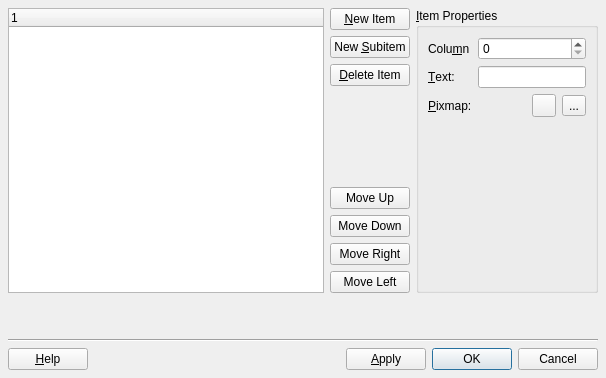
Qt form tools/designer/src/components/taskmenu/treewidgeteditor.ui (arnt/qt-history2) before a commit.
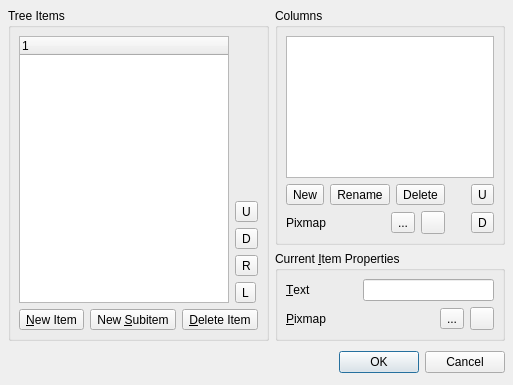
The same form after that commit.

Commit message:
Fixes:    Editor for QTreeWidget added Task:     78176
[git-p4: depot-paths = "//depot/qt/main/": change = 194691]

Diff of the .ui file:
```diff
--- a/tools/designer/src/components/taskmenu/treewidgeteditor.ui
+++ b/tools/designer/src/components/taskmenu/treewidgeteditor.ui
@@ -19,8 +19,8 @@
    <rect>
     <x>0</x>
     <y>0</y>
-    <width>606</width>
-    <height>378</height>
+    <width>491</width>
+    <height>385</height>
    </rect>
   </property>
   <property name="windowTitle" >
@@ -33,183 +33,318 @@
    <property name="spacing" >
     <number>6</number>
    </property>
+   <item rowspan="2" row="0" column="0" >
+    <widget class="QGroupBox" name="itemsBox" >
+     <property name="title" >
+      <string>Tree Items</string>
+     </property>
+     <layout class="QGridLayout" >
+      <property name="margin" >
+       <number>8</number>
+      </property>
+      <property name="spacing" >
+       <number>6</number>
+      </property>
+      <item row="0" column="1" >
+       <layout class="QVBoxLayout" >
+        <property name="margin" >
+         <number>0</number>
+        </property>
+        <property name="spacing" >
+         <number>6</number>
+        </property>
+        <item>
+         <spacer>
+          <property name="orientation" >
+           <enum>Qt::Vertical</enum>
+          </property>
+          <property name="sizeHint" >
+           <size>
+            <width>20</width>
+            <height>111</height>
+           </size>
+          </property>
+         </spacer>
+        </item>
+        <item>
+         <widget class="QToolButton" name="moveItemUpButton" >
+          <property name="text" >
+           <string>U</string>
+          </property>
+         </widget>
+        </item>
+        <item>
+         <widget class="QToolButton" name="moveItemDownButton" >
+          <property name="text" >
+           <string>D</string>
+          </property>
+         </widget>
+        </item>
+        <item>
+         <widget class="QToolButton" name="moveItemRightButton" >
+          <property name="text" >
+           <string>R</string>
+          </property>
+         </widget>
+        </item>
+        <item>
+         <widget class="QToolButton" name="moveItemLeftButton" >
+          <property name="text" >
+           <string>L</string>
+          </property>
+         </widget>
+        </item>
+       </layout>
+      </item>
+      <item row="0" column="0" >
+       <widget class="QTreeWidget" name="treeWidget" >
+        <property name="focusPolicy" >
+         <enum>Qt::TabFocus</enum>
+        </property>
+       </widget>
+      </item>
+      <item row="1" column="0" colspan="2" >
+       <layout class="QHBoxLayout" >
+        <property name="margin" >
+         <number>0</number>
+        </property>
+        <property name="spacing" >
+         <number>6</number>
+        </property>
+        <item>
+         <widget class="QToolButton" name="newItemButton" >
+          <property name="text" >
+           <string>&amp;New Item</string>
+          </property>
+         </widget>
+        </item>
+        <item>
+         <widget class="QToolButton" name="newSubItemButton" >
+          <property name="text" >
+           <string>New &amp;Subitem</string>
+          </property>
+         </widget>
+        </item>
+        <item>
+         <widget class="QToolButton" name="deleteItemButton" >
+          <property name="text" >
+           <string>&amp;Delete Item</string>
+          </property>
+         </widget>
+        </item>
+        <item>
+         <spacer>
+          <property name="orientation" >
+           <enum>Qt::Horizontal</enum>
+          </property>
+          <property name="sizeHint" >
+           <size>
+            <width>40</width>
+            <height>20</height>
+           </size>
+          </property>
+         </spacer>
+        </item>
+       </layout>
+      </item>
+     </layout>
+    </widget>
+   </item>
    <item row="0" column="1" >
     <widget class="QGroupBox" name="groupBox" >
      <property name="title" >
-      <string>&amp;Item Properties</string>
+      <string>Columns</string>
+     </property>
+     <layout class="QVBoxLayout" >
+      <property name="margin" >
+       <number>8</number>
+      </property>
+      <property name="spacing" >
+       <number>6</number>
+      </property>
+      <item>
+       <widget class="QListWidget" name="listWidget" >
+        <property name="sizePolicy" >
+         <sizepolicy>
+          <hsizetype>5</hsizetype>
+          <vsizetype>7</vsizetype>
+          <horstretch>0</horstretch>
+          <verstretch>0</verstretch>
+         </sizepolicy>
+        </property>
+       </widget>
+      </item>
+      <item>
+       <layout class="QHBoxLayout" >
+        <property name="margin" >
+         <number>0</number>
+        </property>
+        <property name="spacing" >
+         <number>6</number>
+        </property>
+        <item>
+         <widget class="QToolButton" name="newColumnButton" >
+          <property name="text" >
+           <string>New</string>
+          </property>
+         </widget>
+        </item>
+        <item>
+         <widget class="QToolButton" name="renameColumnButton" >
+          <property name="text" >
+           <string>Rename</string>
+          </property>
+         </widget>
+        </item>
+        <item>
+         <widget class="QToolButton" name="deleteColumnButton" >
+          <property name="text" >
+           <string>Delete</string>
+          </property>
+         </widget>
+        </item>
+        <item>
+         <spacer>
+          <property name="orientation" >
+           <enum>Qt::Horizontal</enum>
+          </property>
+          <property name="sizeType" >
+           <enum>QSizePolicy::Fixed</enum>
+          </property>
+          <property name="sizeHint" >
+           <size>
+            <width>20</width>
+            <height>10</height>
+           </size>
+          </property>
+         </spacer>
+        </item>
+        <item>
+         <widget class="QToolButton" name="moveColumnUpButton" >
+          <property name="text" >
+           <string>U</string>
+          </property>
+         </widget>
+        </item>
+       </layout>
+      </item>
+      <item>
+       <layout class="QHBoxLayout" >
+        <property name="margin" >
+         <number>0</number>
+        </property>
+        <property name="spacing" >
+         <number>6</number>
+        </property>
+        <item>
+         <widget class="QLabel" name="pixmapColumnLabel" >
+          <property name="text" >
+           <string>Pixmap</string>
+          </property>
+         </widget>
+        </item>
+        <item>
+         <widget class="QToolButton" name="previewPixmapColumnButton" >
+          <property name="text" >
+           <string>...</string>
+          </property>
+         </widget>
+        </item>
+        <item>
+         <widget class="QToolButton" name="deletePixmapColumnButton" >
+          <property name="text" >
+           <string/>
+          </property>
+         </widget>
+        </item>
+        <item>
+         <spacer>
+          <property name="orientation" >
+           <enum>Qt::Horizontal</enum>
+          </property>
+          <property name="sizeType" >
+           <enum>QSizePolicy::Fixed</enum>
+          </property>
+          <property name="sizeHint" >
+           <size>
+            <width>20</width>
+            <height>10</height>
+           </size>
+          </property>
+         </spacer>
+        </item>
+        <item>
+         <widget class="QToolButton" name="moveColumnDownButton" >
+          <property name="text" >
+           <string>D</string>
+          </property>
+         </widget>
+        </item>
+       </layout>
+      </item>
+     </layout>
+    </widget>
+   </item>
+   <item row="1" column="1" >
+    <widget class="QGroupBox" name="currentItemBox" >
+     <property name="title" >
+      <string>Current &amp;Item Properties</string>
      </property>
      <layout class="QGridLayout" >
       <property name="margin" >
-       <number>9</number>
+       <number>8</number>
       </property>
       <property name="spacing" >
        <number>6</number>
       </property>
-      <item row="2" column="1" >
-       <widget class="QLabel" name="label_2_2" >
-        <property name="text" >
-         <string/>
-        </property>
-       </widget>
-      </item>
-      <item row="3" column="0" >
-       <spacer>
-        <property name="orientation" >
-         <enum>Qt::Vertical</enum>
-        </property>
-        <property name="sizeHint" >
-         <size>
-          <width>20</width>
-          <height>40</height>
-         </size>
-        </property>
-       </spacer>
-      </item>
-      <item row="2" column="2" >
-       <widget class="QToolButton" name="previewButton" >
-        <property name="text" >
-         <string/>
-        </property>
-       </widget>
-      </item>
       <item row="0" column="0" >
-       <widget class="QLabel" name="label_3" >
-        <property name="text" >
-         <string>Colu&amp;mn</string>
-        </property>
-        <property name="buddy" >
-         <cstring>columnsSpinBox</cstring>
-        </property>
-       </widget>
-      </item>
-      <item row="1" column="0" >
        <widget class="QLabel" name="label" >
         <property name="text" >
-         <string>&amp;Text:</string>
+         <string>&amp;Text</string>
         </property>
         <property name="buddy" >
          <cstring>itemTextLineEdit</cstring>
         </property>
        </widget>
       </item>
-      <item row="2" column="3" >
-       <widget class="QToolButton" name="browseButton" >
-        <property name="text" >
-         <string>...</string>
-        </property>
-       </widget>
-      </item>
-      <item row="2" column="0" >
+      <item row="1" column="0" >
        <widget class="QLabel" name="label_2" >
         <property name="text" >
-         <string>&amp;Pixmap:</string>
+         <string>&amp;Pixmap</string>
         </property>
         <property name="buddy" >
-         <cstring>browseButton</cstring>
+         <cstring>previewPixmapItemButton</cstring>
+        </property>
+       </widget>
+      </item>
+      <item row="1" column="1" >
+       <widget class="QLabel" name="label_2_2" >
+        <property name="text" >
+         <string/>
+        </property>
+       </widget>
+      </item>
+      <item row="1" column="2" >
+       <widget class="QToolButton" name="previewPixmapItemButton" >
+        <property name="text" >
+         <string>...</string>
+        </property>
+       </widget>
+      </item>
+      <item row="1" column="3" >
+       <widget class="QToolButton" name="deletePixmapItemButton" >
+        <property name="text" >
+         <string/>
         </property>
        </widget>
       </item>
       <item row="0" column="1" colspan="3" >
-       <widget class="QSpinBox" name="columnsSpinBox" />
-      </item>
-      <item row="1" column="1" colspan="3" >
        <widget class="QLineEdit" name="itemTextLineEdit" />
       </item>
      </layout>
     </widget>
    </item>
-   <item row="0" column="0" >
-    <layout class="QGridLayout" >
-     <property name="margin" >
-      <number>0</number>
-     </property>
-     <property name="spacing" >
-      <number>6</number>
-     </property>
-     <item row="7" column="1" >
-      <widget class="QPushButton" name="moveItemLeftButton" >
-       <property name="text" >
-        <string>Move Left</string>
-       </property>
-      </widget>
-     </item>
-     <item row="5" column="1" >
-      <widget class="QPushButton" name="moveItemDownButton" >
-       <property name="text" >
-        <string>Move Down</string>
-       </property>
-      </widget>
-     </item>
-     <item row="2" column="1" >
-      <widget class="QPushButton" name="delteItemButton" >
-       <property name="text" >
-        <string>&amp;Delete Item</string>
-       </property>
-      </widget>
-     </item>
-     <item row="0" column="1" >
-      <widget class="QPushButton" name="newItemButton" >
-       <property name="text" >
-        <string>&amp;New Item</string>
-       </property>
-      </widget>
-     </item>
-     <item row="6" column="1" >
-      <widget class="QPushButton" name="moveItemRighttButton" >
-       <property name="text" >
-        <string>Move Right</string>
-       </property>
-      </widget>
-     </item>
-     <item row="4" column="1" >
-      <widget class="QPushButton" name="moveItemUpButton" >
-       <property name="text" >
-        <string>Move Up</string>
-       </property>
-      </widget>
-     </item>
-     <item row="3" column="1" >
-      <spacer>
-       <property name="orientation" >
-        <enum>Qt::Vertical</enum>
-       </property>
-       <property name="sizeHint" >
-        <size>
-         <width>20</width>
-         <height>40</height>
-        </size>
-       </property>
-      </spacer>
-     </item>
-     <item row="1" column="1" >
-      <widget class="QPushButton" name="newSubItemButton" >
-       <property name="text" >
-        <string>New &amp;Subitem</string>
-       </property>
-      </widget>
-     </item>
-     <item rowspan="8" row="0" column="0" >
-      <widget class="QTreeWidget" name="treeWidget" />
-     </item>
-    </layout>
-   </item>
-   <item row="1" column="0" colspan="2" >
-    <spacer>
-     <property name="orientation" >
-      <enum>Qt::Vertical</enum>
-     </property>
-     <property name="sizeType" >
-      <enum>QSizePolicy::Minimum</enum>
-     </property>
-     <property name="sizeHint" >
-      <size>
-       <width>20</width>
-       <height>40</height>
-      </size>
-     </property>
-    </spacer>
-   </item>
-   <item row="3" column="0" colspan="2" >
+   <item row="2" column="0" colspan="2" >
     <layout class="QHBoxLayout" >
      <property name="margin" >
       <number>0</number>
@@ -217,13 +352,6 @@
      <property name="spacing" >
       <number>6</number>
      </property>
-     <item>
-      <widget class="QPushButton" name="helpButton" >
-       <property name="text" >
-        <string>&amp;Help</string>
-       </property>
-      </widget>
-     </item>
      <item>
       <spacer>
        <property name="orientation" >
@@ -231,19 +359,12 @@
        </property>
        <property name="sizeHint" >
         <size>
-         <width>40</width>
-         <height>20</height>
+         <width>431</width>
+         <height>30</height>
         </size>
        </property>
       </spacer>
      </item>
-     <item>
-      <widget class="QPushButton" name="applyButton" >
-       <property name="text" >
-        <string>&amp;Apply</string>
-       </property>
-      </widget>
-     </item>
      <item>
       <widget class="QPushButton" name="okButton" >
        <property name="text" >
@@ -263,16 +384,6 @@
      </item>
     </layout>
    </item>
-   <item row="2" column="0" colspan="2" >
-    <widget class="QFrame" name="horizontalLine" >
-     <property name="frameShape" >
-      <enum>QFrame::HLine</enum>
-     </property>
-     <property name="frameShadow" >
-      <enum>QFrame::Sunken</enum>
-     </property>
-    </widget>
-   </item>
   </layout>
  </widget>
  <pixmapfunction></pixmapfunction>
```
Left out of the diff: 66 changed lines with no effect on the pictures. The commit also changes 15 other files.
